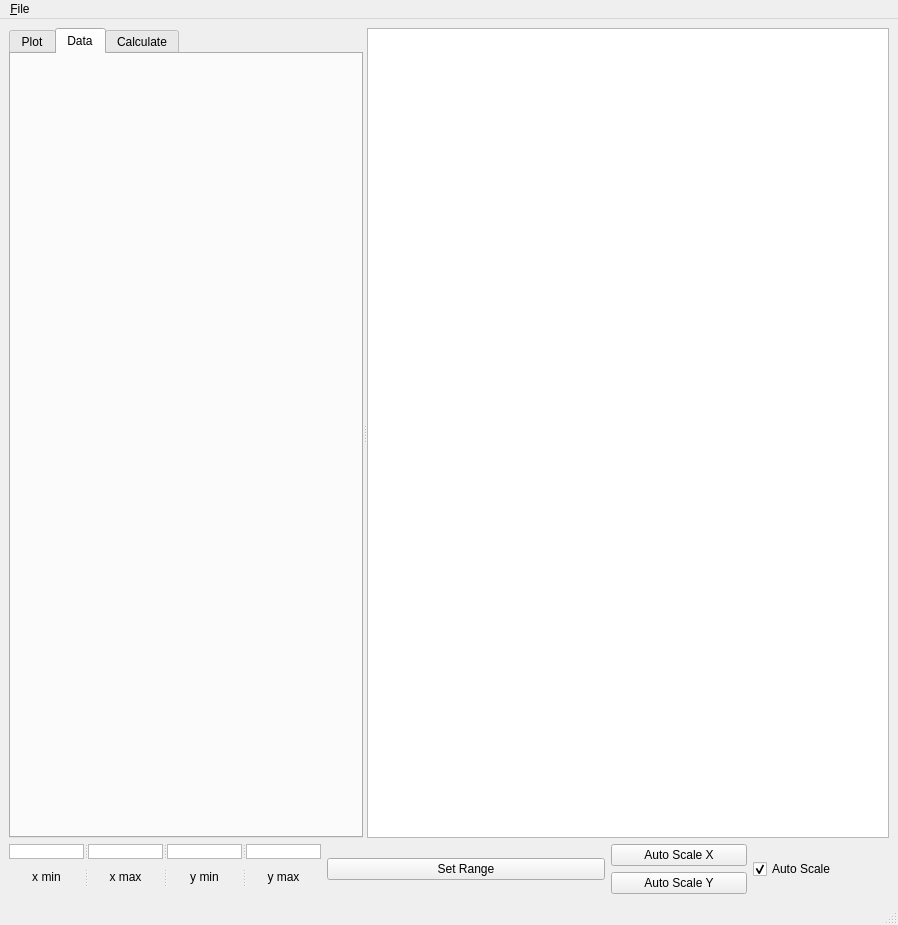
The window that guiExample/graph/graph.ui (bencorbett90/Graph) describes before a commit, drawn with Qt 5.
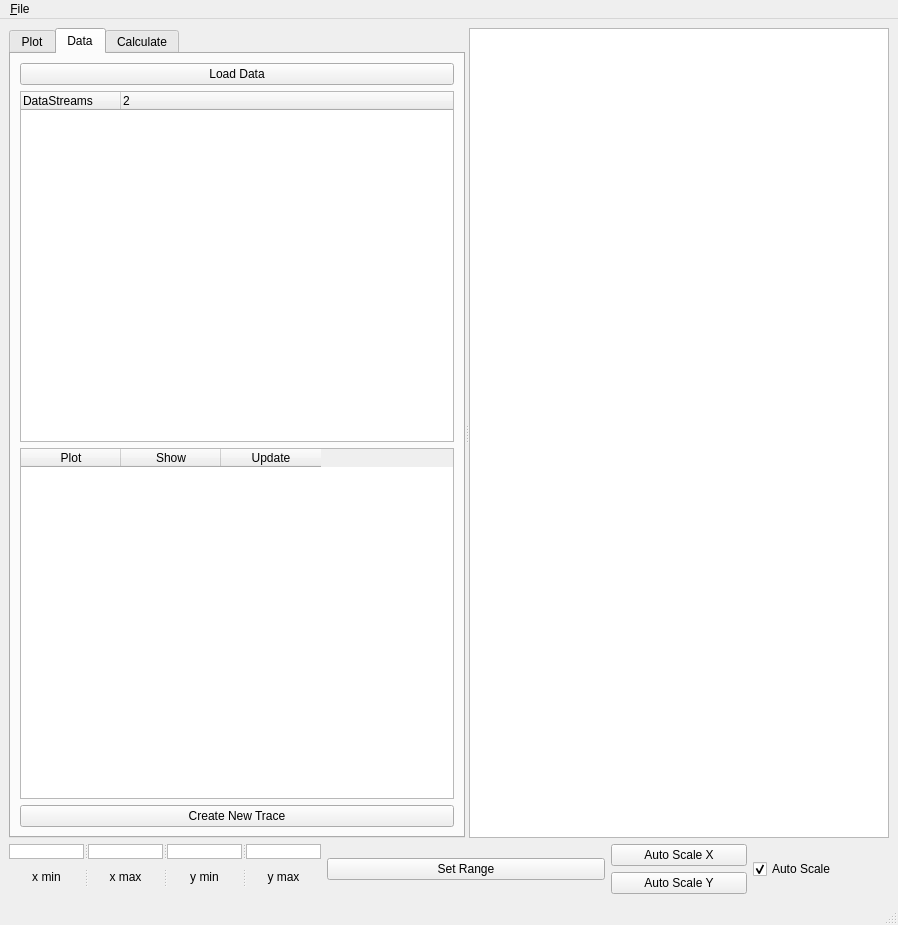
The same window after the commit. The open tabs and pages were chosen to show the change. Custom widgets are drawn as their Qt base class.

Patch:
```diff
--- a/guiExample/graph/graph.ui
+++ b/guiExample/graph/graph.ui
@@ -370,7 +370,61 @@
         <attribute name="title">
          <string>Data</string>
         </attribute>
-        <layout class="QVBoxLayout" name="verticalLayout_5"/>
+        <layout class="QVBoxLayout" name="verticalLayout_5">
+         <item>
+          <widget class="QPushButton" name="btn_loadData">
+           <property name="text">
+            <string>Load Data</string>
+           </property>
+          </widget>
+         </item>
+         <item>
+          <widget class="QTreeWidget" name="tree_data">
+           <property name="columnCount">
+            <number>2</number>
+           </property>
+           <column>
+            <property name="text">
+             <string>DataStreams</string>
+            </property>
+           </column>
+           <column>
+            <property name="text">
+             <string/>
+            </property>
+           </column>
+          </widget>
+         </item>
+         <item>
+          <widget class="QTableWidget" name="table_plots">
+           <property name="columnCount">
+            <number>3</number>
+           </property>
+           <column>
+            <property name="text">
+             <string>Plot</string>
+            </property>
+           </column>
+           <column>
+            <property name="text">
+             <string>Show</string>
+            </property>
+           </column>
+           <column>
+            <property name="text">
+             <string>Update</string>
+            </property>
+           </column>
+          </widget>
+         </item>
+         <item>
+          <widget class="QPushButton" name="btn_newTrace">
+           <property name="text">
+            <string>Create New Trace</string>
+           </property>
+          </widget>
+         </item>
+        </layout>
        </widget>
        <widget class="QWidget" name="tab_3">
         <attribute name="title">
```
Left out of the diff: 2 changed lines with no effect on the pictures.
